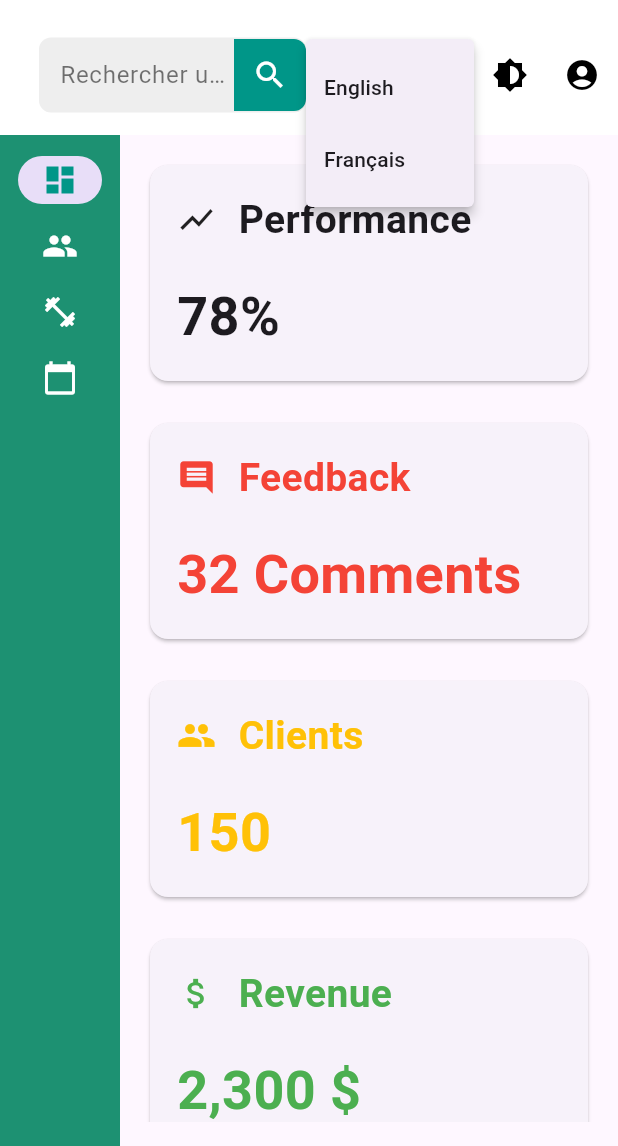
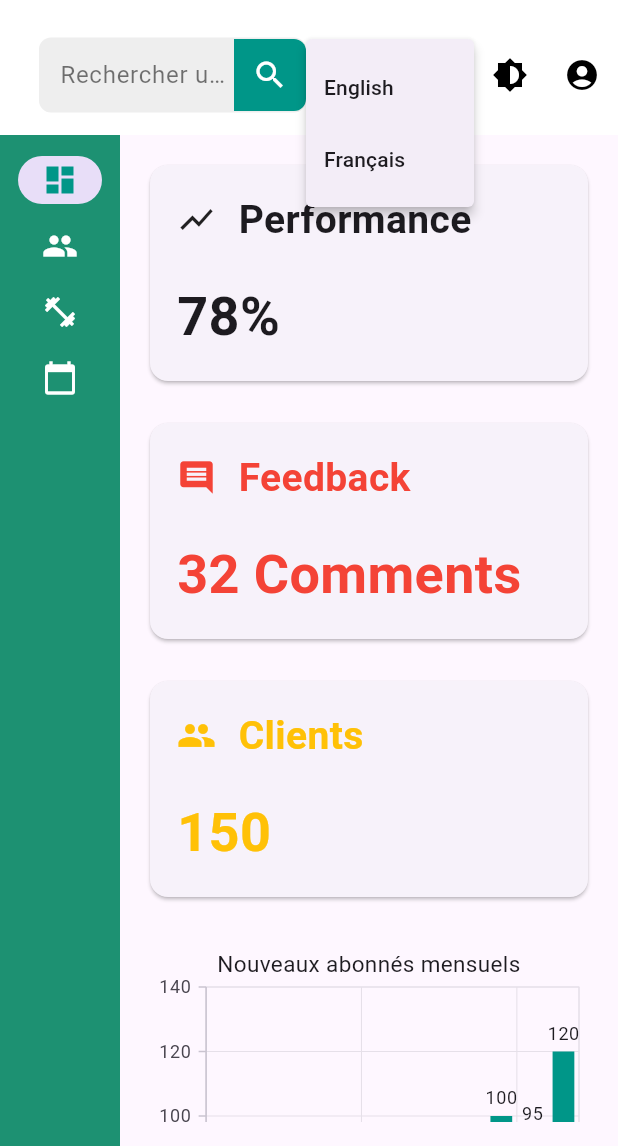
Before and after one commit to sassank/admin_gocoach, a Flutter app: the DashboardPage screen opened directly, after a tap on the "language" icon, on a phone screen of 412 x 824 dp, the part 90-1236 px from its top. Run offline on Flutter 3.47's test engine with Material 3 defaults, Android fonts, the phone set to English and light mode, and no system bars; our stand-ins replace firebase_core, firebase_messaging, syncfusion_flutter_calendar, syncfusion_flutter_charts; accounts and stored records are empty.

Commit message:
fix multiple heroes tag problem

```diff
--- a/lib/pages/dashboard_page.dart
+++ b/lib/pages/dashboard_page.dart
@@ -339,42 +339,6 @@ class DashboardContent extends StatelessWidget {
               ),
             ),
           ),
-          const SizedBox(
-            width: 300,
-            child: Card(
-              child: Padding(
-                padding: EdgeInsets.all(18.0),
-                child: Column(
-                  crossAxisAlignment: CrossAxisAlignment.start,
-                  children: [
-                    Row(
-                      children: [
-                        Icon(Icons.attach_money, size: 26.0, color: Colors.green),
-                        SizedBox(width: 15.0),
-                        Text(
-                          "Revenue",
-                          style: TextStyle(
-                            fontSize: 26.0,
-                            color: Colors.green,
-                            fontWeight: FontWeight.bold,
-                          ),
-                        )
-                      ],
-                    ),
-                    SizedBox(height: 20.0),
-                    Text(
-                      "2,300 \$",
-                      style: TextStyle(
-                        fontSize: 36,
-                        color: Colors.green,
-                        fontWeight: FontWeight.bold,
-                      ),
-                    )
-                  ],
-                ),
-              ),
-            ),
-          ),
           SizedBox(
             width: double.infinity,
             height: 400,
--- a/lib/pages/events_page.dart
+++ b/lib/pages/events_page.dart
@@ -92,6 +92,7 @@ class EventsPageState extends State<EventsPage> {
         },
       ),
       floatingActionButton: FloatingActionButton(
+        heroTag: 'eventsPageFab', // Add a unique heroTag here
         onPressed: _addEvent,
         backgroundColor: Colors.teal,
         shape: const RoundedRectangleBorder(
--- a/lib/pages/users_page.dart
+++ b/lib/pages/users_page.dart
@@ -92,6 +92,7 @@ class UsersPageState extends State<UsersPage> {
         },
       ),
       floatingActionButton: FloatingActionButton(
+        heroTag: 'usersPageFab', // Add a unique heroTag here
         onPressed: _addUser,
         backgroundColor: Colors.teal,
         shape: const RoundedRectangleBorder(
```
